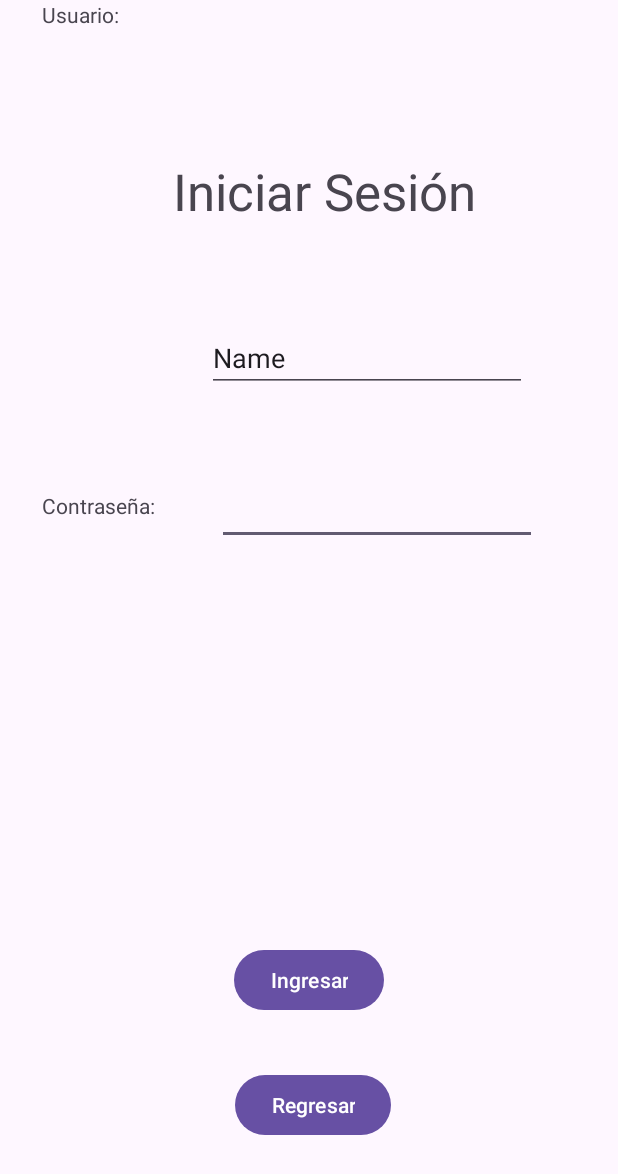
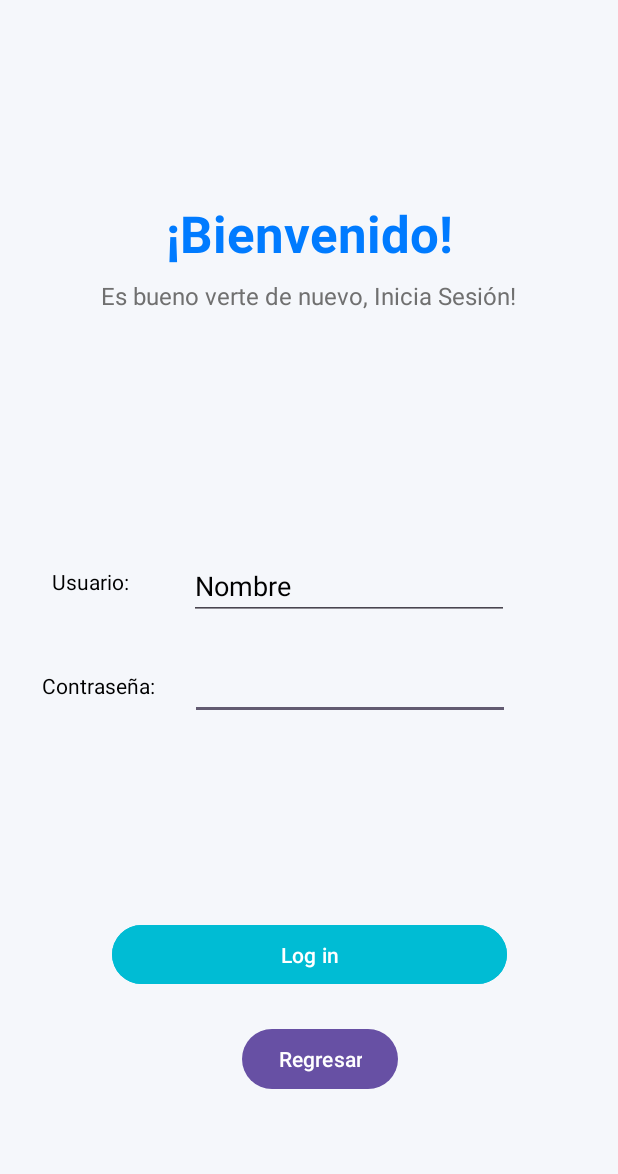
Before and after one commit to alisoben/ProyectoMovil_EduRead, an Android app: the LoginActivity screen opened directly, with no data from a screen before it, on a phone screen of 412 x 824 dp. Shown: the top 1174 px of the screen. Run offline under Robolectric (Android 15) with nearby library versions, the phone set to English and light mode, and no system bars.

Commit message:
mainy login

```diff
--- a/app/src/main/java/com/example/eduread/MainActivity.kt
+++ b/app/src/main/java/com/example/eduread/MainActivity.kt
@@ -25,10 +25,6 @@ class MainActivity : AppCompatActivity() {
             val intent: Intent = Intent(this, LoginActivity:: class.java)
             startActivity(intent)
         }
-        val btnRegistro: Button = findViewById(R.id.buttonRegistrar)
-        btnRegistro.setOnClickListener(){
-            val intent: Intent = Intent(this, RegisterActivity:: class.java)
-            startActivity(intent)
-        }
+
     }
 }
--- a/app/src/main/java/com/example/eduread/ui/view/LoginActivity.kt
+++ b/app/src/main/java/com/example/eduread/ui/view/LoginActivity.kt
@@ -37,5 +37,10 @@ class LoginActivity : AppCompatActivity() {
                 Toast.makeText(this, "Por favor, ingresa las credenciales", Toast.LENGTH_SHORT).show()
             }
         }
+        val btnRegistro: Button = findViewById(R.id.buttonRegistrar)
+        btnRegistro.setOnClickListener(){
+            val intent: Intent = Intent(this, RegisterActivity:: class.java)
+            startActivity(intent)
+        }
     }
 }
--- a/app/src/main/res/layout/activity_login.xml
+++ b/app/src/main/res/layout/activity_login.xml
@@ -5,90 +5,118 @@
     android:id="@+id/main"
     android:layout_width="match_parent"
     android:layout_height="match_parent"
+    android:background="#F5F7FB"
     tools:context=".ui.view.LoginActivity">
 
+    <!-- Título de Bienvenida -->
+
     <TextView
-        android:id="@+id/textView2"
+        android:id="@+id/title"
         android:layout_width="wrap_content"
         android:layout_height="wrap_content"
-        android:text="Iniciar Sesión"
+        android:text="¡Bienvenido!"
+        android:textColor="#007BFF"
         android:textSize="34sp"
+        android:textStyle="bold"
         app:layout_constraintBottom_toBottomOf="parent"
         app:layout_constraintEnd_toEndOf="parent"
-        app:layout_constraintHorizontal_bias="0.548"
         app:layout_constraintStart_toStartOf="parent"
         app:layout_constraintTop_toTopOf="parent"
-        app:layout_constraintVertical_bias="0.134" />
+        app:layout_constraintVertical_bias="0.17" />
+
+    <!-- Subtítulo -->
+
+    <TextView
+        android:id="@+id/subtitle"
+        android:layout_width="wrap_content"
+        android:layout_height="wrap_content"
+        android:layout_marginTop="8dp"
+        android:text="Es bueno verte de nuevo, Inicia Sesión!"
+        android:textColor="#707070"
+        android:textSize="16sp"
+        app:layout_constraintEnd_toEndOf="parent"
+        app:layout_constraintStart_toStartOf="parent"
+        app:layout_constraintTop_toBottomOf="@id/title" />
+
 
     <EditText
         android:id="@+id/editTextTextPassword"
         android:layout_width="wrap_content"
         android:layout_height="wrap_content"
+        android:layout_marginTop="10dp"
         android:ems="10"
+        android:textColor="@color/black"
         android:inputType="textPassword"
         app:layout_constraintBottom_toBottomOf="parent"
         app:layout_constraintEnd_toEndOf="parent"
-        app:layout_constraintHorizontal_bias="0.436"
+        app:layout_constraintHorizontal_bias="0.244"
         app:layout_constraintStart_toEndOf="@+id/textView4"
-        app:layout_constraintTop_toTopOf="parent"
-        app:layout_constraintVertical_bias="0.408" />
+        app:layout_constraintTop_toBottomOf="@+id/editTextText"
+        app:layout_constraintVertical_bias="0.032" />
 
     <EditText
         android:id="@+id/editTextText"
         android:layout_width="wrap_content"
         android:layout_height="wrap_content"
-        android:layout_marginTop="216dp"
         android:ems="10"
+        android:textColor="@color/black"
         android:inputType="text"
-        android:text="Name"
+        android:text="Nombre"
+        app:layout_constraintBottom_toBottomOf="parent"
         app:layout_constraintEnd_toEndOf="parent"
-        app:layout_constraintHorizontal_bias="0.491"
+        app:layout_constraintHorizontal_bias="0.356"
         app:layout_constraintStart_toEndOf="@+id/textView3"
-        app:layout_constraintTop_toTopOf="parent" />
+        app:layout_constraintTop_toTopOf="parent"
+        app:layout_constraintVertical_bias="0.473" />
 
     <TextView
         android:id="@+id/textView3"
         android:layout_width="wrap_content"
         android:layout_height="wrap_content"
+        android:textColor="@color/black"
         android:text="Usuario:"
+        app:layout_constraintBottom_toBottomOf="parent"
         app:layout_constraintEnd_toEndOf="parent"
-        app:layout_constraintHorizontal_bias="0.077"
+        app:layout_constraintHorizontal_bias="0.097"
         app:layout_constraintStart_toStartOf="parent"
-        tools:layout_editor_absoluteY="229dp" />
+        app:layout_constraintTop_toTopOf="parent"
+        app:layout_constraintVertical_bias="0.47" />
 
     <TextView
         android:id="@+id/textView4"
         android:layout_width="wrap_content"
         android:layout_height="wrap_content"
+        android:layout_marginTop="10dp"
+        android:textColor="@color/black"
         android:text="Contraseña:"
         app:layout_constraintBottom_toBottomOf="parent"
         app:layout_constraintEnd_toEndOf="parent"
         app:layout_constraintHorizontal_bias="0.083"
         app:layout_constraintStart_toStartOf="parent"
-        app:layout_constraintTop_toTopOf="parent"
-        app:layout_constraintVertical_bias="0.407" />
+        app:layout_constraintTop_toBottomOf="@+id/textView3"
+        app:layout_constraintVertical_bias="0.1" />
 
     <Button
         android:id="@+id/buttonIngresarHome"
-        android:layout_width="wrap_content"
-        android:layout_height="wrap_content"
-        android:layout_marginTop="452dp"
-        android:text="Ingresar"
+        android:layout_width="263dp"
+        android:layout_height="47dp"
+        android:backgroundTint="#00BCD4"
+        android:text="Log in"
         app:layout_constraintBottom_toBottomOf="parent"
         app:layout_constraintEnd_toEndOf="parent"
         app:layout_constraintStart_toStartOf="parent"
-        app:layout_constraintTop_toTopOf="@+id/textView2"
-        app:layout_constraintVertical_bias="0.33" />
+        app:layout_constraintTop_toBottomOf="@+id/title"
+        app:layout_constraintVertical_bias="0.726" />
 
     <Button
-        android:id="@+id/buttonRegresarLogin"
+        android:id="@+id/buttonRegistrar"
         android:layout_width="wrap_content"
         android:layout_height="wrap_content"
         android:text="Regresar"
         app:layout_constraintBottom_toBottomOf="parent"
         app:layout_constraintEnd_toEndOf="parent"
-        app:layout_constraintHorizontal_bias="0.508"
+        app:layout_constraintHorizontal_bias="0.524"
         app:layout_constraintStart_toStartOf="parent"
         app:layout_constraintTop_toBottomOf="@+id/buttonIngresarHome"
-        app:layout_constraintVertical_bias="0.355" />
+        app:layout_constraintVertical_bias="0.187" />
 </androidx.constraintlayout.widget.ConstraintLayout>
```
Also changed, not shown: app/src/main/res/layout/activity_main.xml (+17 -14 lines).
